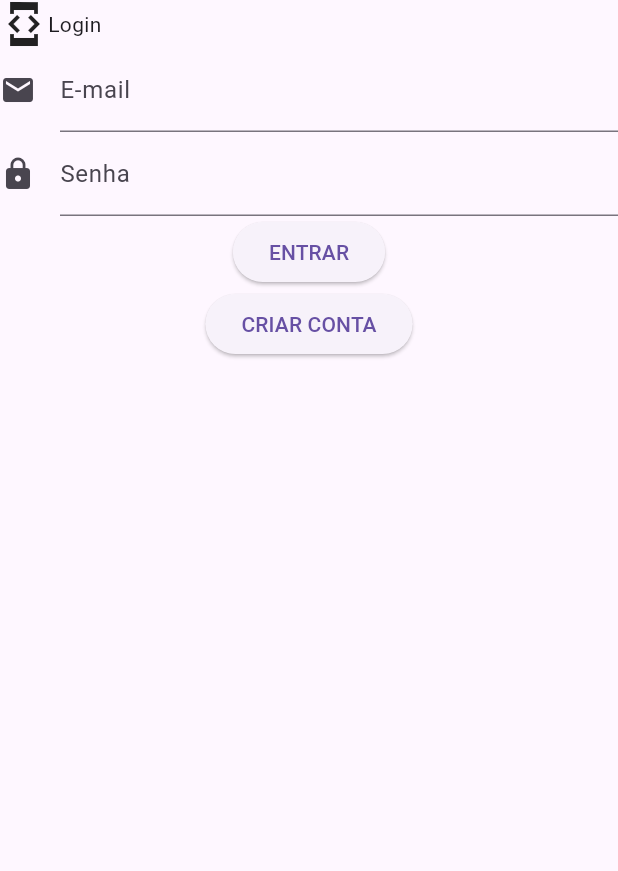
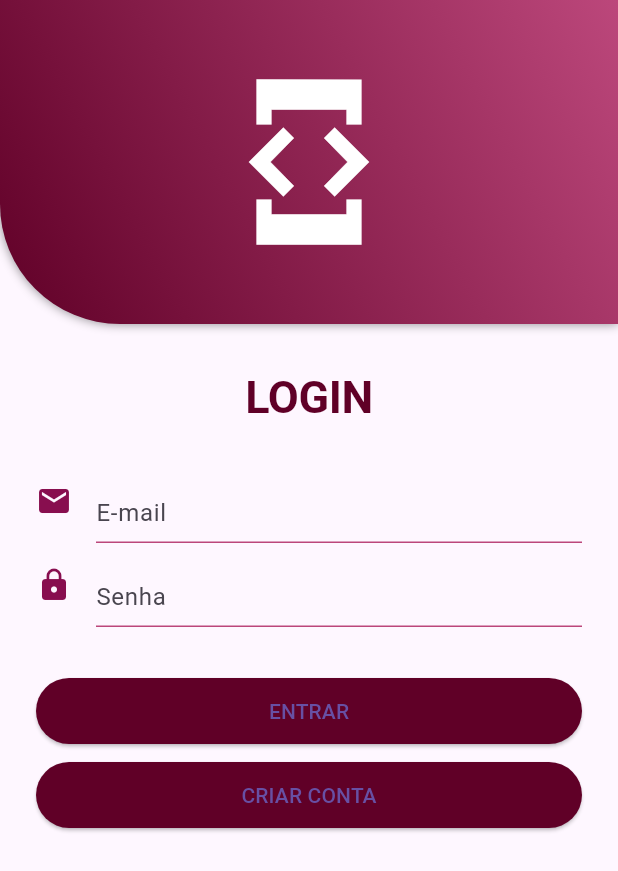
Before and after one commit to amandadetofol/flutter_course, a Flutter app: the screen it shows after launch, on a phone screen of 412 x 824 dp. Shown: the top 871 px of the screen. Run offline on Flutter 3.47's test engine with Material 3 defaults, Android fonts, the phone set to English and light mode, and no system bars.

Commit message:
criando estilizacao para a tela de login

```diff
--- a/flutter_course/lib/lib/ui/components/app.dart
+++ b/flutter_course/lib/lib/ui/components/app.dart
@@ -7,10 +7,50 @@ class App extends StatelessWidget {
 
   @override
   Widget build(BuildContext context) {
-    return const MaterialApp(
+    const primaryColor = Color.fromRGBO(136, 14, 79, 1);
+    const primaryColorLight = Color.fromRGBO(96, 0, 39, 1);
+    const primaryColorDark = Color.fromRGBO(188, 71, 123, 1);
+    return MaterialApp(
       title: '4Dev',
+      theme: ThemeData(
+        primaryColor: primaryColor,
+        primaryColorLight: primaryColorLight,
+        primaryColorDark: primaryColorDark,
+        highlightColor: primaryColor,
+        backgroundColor: Colors.white,
+        textTheme: const TextTheme(
+          displayLarge: TextStyle(
+            fontSize: 30,
+            fontWeight: FontWeight.bold,
+            color: primaryColorLight,
+          ),
+        ),
+        inputDecorationTheme: const InputDecorationTheme(
+          enabledBorder: UnderlineInputBorder(
+            borderSide: BorderSide(color: primaryColorDark),
+          ),
+          focusedBorder: UnderlineInputBorder(
+            borderSide: BorderSide(color: primaryColorLight),
+          ),
+          alignLabelWithHint: true,
+          iconColor: primaryColor,
+          hoverColor: primaryColorDark,
+          focusColor: Colors.black12,
+          floatingLabelStyle: TextStyle(
+            color: Colors.black,
+          ),
+        ),
+        elevatedButtonTheme: const ElevatedButtonThemeData(
+          style: ButtonStyle(
+            padding: MaterialStatePropertyAll(
+              EdgeInsets.all(12),
+            ),
+            backgroundColor: MaterialStatePropertyAll(primaryColorLight),
+          ),
+        ),
+      ),
       debugShowCheckedModeBanner: false,
-      home: LoginPage(),
+      home: const LoginPage(),
     );
   }
 }
--- a/flutter_course/lib/lib/ui/components/components.dart
+++ b/flutter_course/lib/lib/ui/components/components.dart
@@ -1 +1,3 @@
 export 'app.dart';
+export 'login_header.dart';
+export 'headline01.dart';
--- /dev/null
+++ b/flutter_course/lib/lib/ui/components/headline01.dart
@@ -0,0 +1,18 @@
+import 'package:flutter/material.dart';
+
+class Headline01 extends StatelessWidget {
+  final String text;
+  const Headline01({
+    super.key,
+    required this.text,
+  });
+
+  @override
+  Widget build(BuildContext context) {
+    return Text(
+      text.toUpperCase(),
+      textAlign: TextAlign.center,
+      style: Theme.of(context).textTheme.displayLarge,
+    );
+  }
+}
--- /dev/null
+++ b/flutter_course/lib/lib/ui/components/login_header.dart
@@ -0,0 +1,42 @@
+import 'package:flutter/material.dart';
+
+class LoginHeader extends StatelessWidget {
+  const LoginHeader({super.key});
+
+  @override
+  Widget build(BuildContext context) {
+    return Container(
+      decoration: BoxDecoration(
+        gradient: LinearGradient(
+          colors: [
+            Theme.of(context).primaryColorDark,
+            Theme.of(context).primaryColorLight,
+          ],
+          begin: Alignment.topRight,
+          end: Alignment.bottomLeft,
+        ),
+        boxShadow: const [
+          BoxShadow(
+              offset: Offset(0, 0),
+              spreadRadius: 0,
+              blurRadius: 5,
+              color: Colors.black45)
+        ],
+        borderRadius: const BorderRadius.only(
+          bottomLeft: Radius.circular(80),
+        ),
+      ),
+      margin: const EdgeInsets.only(
+        bottom: 32,
+      ),
+      child: const Padding(
+        padding: EdgeInsets.all(48),
+        child: Icon(
+          Icons.developer_mode_sharp,
+          color: Colors.white,
+          size: 120,
+        ),
+      ),
+    );
+  }
+}
--- a/flutter_course/lib/lib/ui/pages/login_page.dart
+++ b/flutter_course/lib/lib/ui/pages/login_page.dart
@@ -1,4 +1,6 @@
 import 'package:flutter/material.dart';
+
+import '../components/components.dart';
 
 class LoginPage extends StatelessWidget {
   const LoginPage({super.key});
@@ -8,19 +10,17 @@ class LoginPage extends StatelessWidget {
     return Scaffold(
       body: SingleChildScrollView(
         child: Column(
+          crossAxisAlignment: CrossAxisAlignment.stretch,
           children: [
-            const Row(
-              children: [
-                Icon(
-                  Icons.developer_mode_sharp,
-                  color: Colors.black87,
-                  size: 32,
+            const LoginHeader(),
+            Headline01(
+              text: 'login'.toUpperCase(),
             ),
-                Text('Login')
-              ],
-            ),
-            Form(
+            Padding(
+              padding: const EdgeInsets.all(24),
+              child: Form(
                 child: Column(
+                  crossAxisAlignment: CrossAxisAlignment.stretch,
                   children: [
                     TextFormField(
                       decoration: const InputDecoration(
@@ -37,15 +37,22 @@ class LoginPage extends StatelessWidget {
                       keyboardType: TextInputType.text,
                       obscureText: true,
                     ),
-                  ElevatedButton(
+                    Padding(
+                      padding: const EdgeInsets.only(
+                        top: 32,
+                        bottom: 8,
+                      ),
+                      child: ElevatedButton(
                         onPressed: () {},
                         child: Text('Entrar'.toUpperCase()),
+                      ),
                     ),
                     ElevatedButton(
                       onPressed: () {},
                       child: Text('Criar conta'.toUpperCase()),
                     ),
                   ],
+                ),
               ),
             )
           ],
```
Lines whose indentation alone changed are shown as unchanged.
